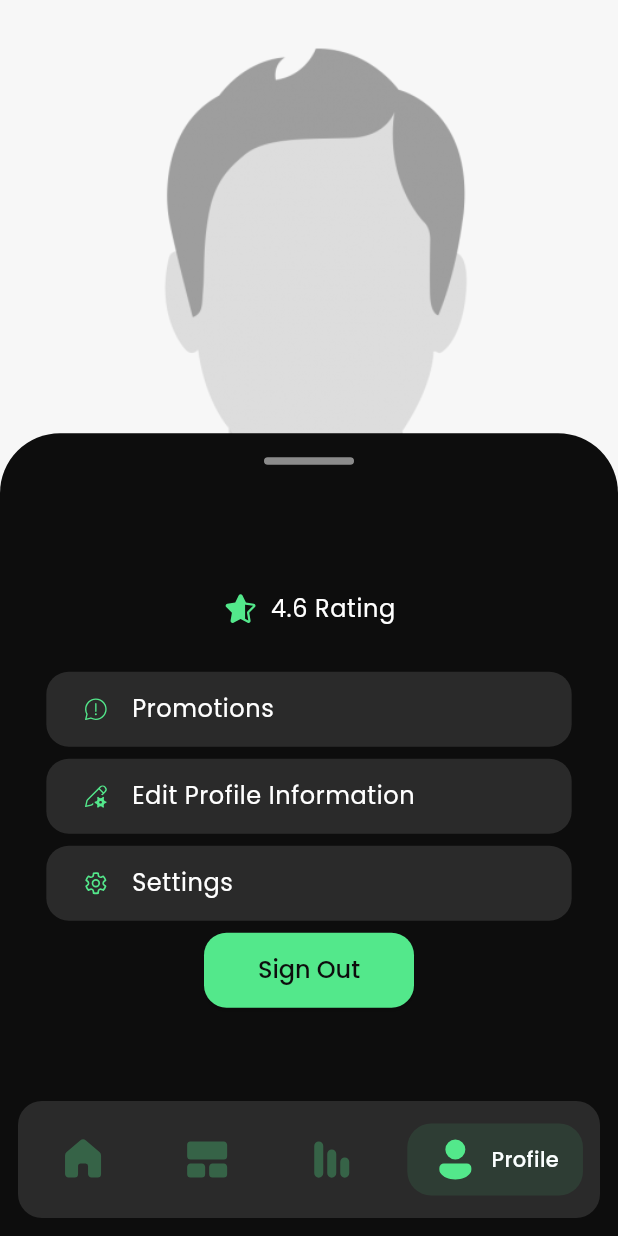
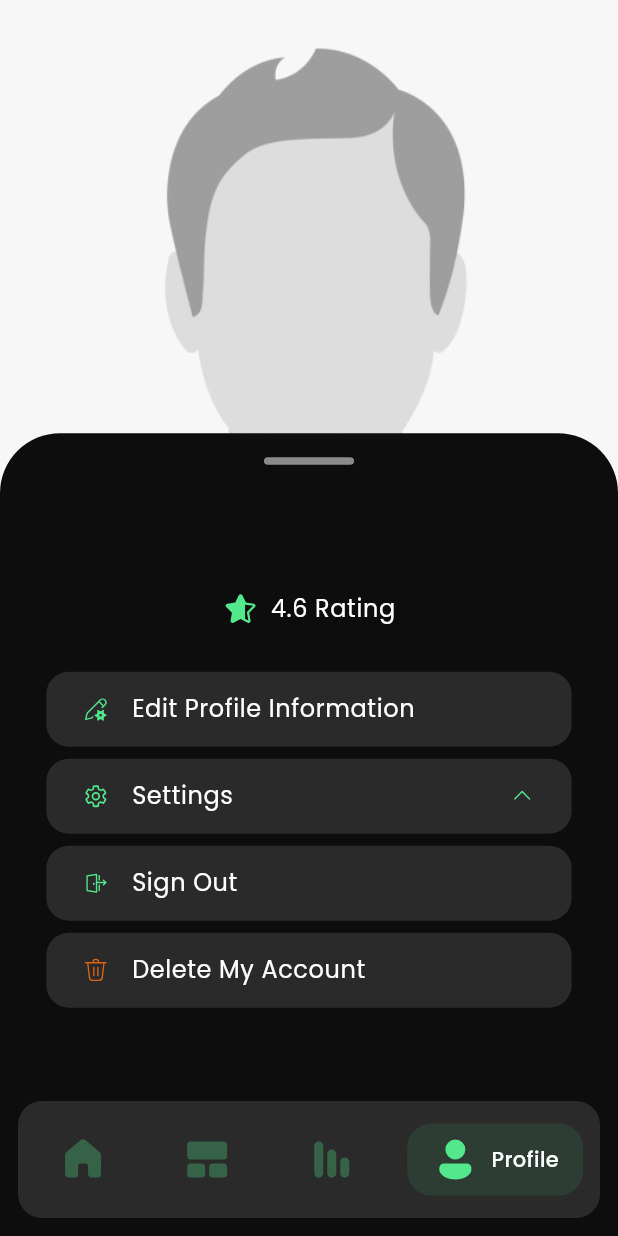
Before and after one commit to chamodperera/agrilink, a Flutter app: the screen it shows once a user with an empty profile is signed in, item 4 of the bottom bar chosen, after a tap on "Settings", on a phone screen of 412 x 824 dp. Run offline on Flutter 3.47's test engine with Material 3 defaults, Android fonts, the phone set to English and light mode, and no system bars; our stand-ins replace cloud_firestore, envied, file_picker, firebase_auth, firebase_core, firebase_storage and 8 more; accounts and stored records are empty; generated files the repository leaves out were written again; project files that could hold a hidden picture were left out.

```diff
--- a/lib/models/offers_model.dart
+++ b/lib/models/offers_model.dart
@@ -1,6 +1,6 @@
 class Offer {
   final String uid;
-  final String name;
+  String name;
   final String category;
   final String avatar;
   final String rating;
--- a/lib/models/user_model.dart
+++ b/lib/models/user_model.dart
@@ -2,13 +2,13 @@ import 'package:cloud_firestore/cloud_firestore.dart';
 
 class UserModel {
   final String uid;
-  final String email;
-  final String firstName;
-  final String lastName;
-  final String phone;
+  String email;
+  String firstName;
+  String lastName;
+  String phone;
   final List<String> roles;
   final String location;
-  final String? imageUrl;
+  String imageUrl;
 
   UserModel({
     required this.uid,
@@ -18,7 +18,7 @@ class UserModel {
     required this.phone,
     required this.roles,
     required this.location,
-    this.imageUrl,
+    required this.imageUrl,
   });
 
   // Factory method to create a UserModel from Firestore data
--- a/lib/screens/main/profile.dart
+++ b/lib/screens/main/profile.dart
@@ -1,37 +1,37 @@
+import 'package:agrilink/widgets/buttons/category_button_green.dart';
+import 'package:agrilink/widgets/draggable_widget.dart';
+import 'package:flutter/material.dart';
+import 'package:provider/provider.dart';
+import 'package:agrilink/providers/auth_provider.dart';
 import 'package:agrilink/routes/auth_wrapper.dart';
-import 'package:agrilink/widgets/buttons/category_button_green.dart';
 import 'package:agrilink/widgets/buttons/primary_button_dark.dart';
 import 'package:agrilink/widgets/buttons/settings_button.dart';
-import 'package:agrilink/widgets/draggable_widget.dart';
 import 'package:fluentui_system_icons/fluentui_system_icons.dart';
-import 'package:flutter/material.dart';
-import 'package:provider/provider.dart'; // Import provider
-import '../../providers/auth_provider.dart'; // Import AuthProvider
+import '../profile/edit_profile.dart';
+
 
 class ProfileScreen extends StatefulWidget {
   final Function(Locale) changeLanguage;
 
-  ProfileScreen({required this.changeLanguage});
+  const ProfileScreen({Key? key, required this.changeLanguage}) : super(key: key);
 
   @override
   _ProfileScreenState createState() => _ProfileScreenState();
 }
 
 class _ProfileScreenState extends State<ProfileScreen> {
+  bool _isSettingsExpanded = false; // Ensure the state is properly initialized
+
   @override
   Widget build(BuildContext context) {
+    // Mocked authProvider for example purposes
+    final authProvider = Provider.of<AuthProvider>(context);
     final theme = Theme.of(context);
-    final authProvider =
-        Provider.of<AuthProvider>(context); // Access AuthProvider
 
-    // Fetch the user model from AuthProvider
     final user = authProvider.user;
 
-    // Check if user is available
     if (user == null) {
-      return const Center(
-          child:
-              CircularProgressIndicator()); // Show loading indicator if user is null
+      return const Center(child: CircularProgressIndicator());
     }
 
     return Scaffold(
@@ -43,8 +43,7 @@ class _ProfileScreenState extends State<ProfileScreen> {
               image: DecorationImage(
                 image: user.imageUrl != null && user.imageUrl!.isNotEmpty
                     ? NetworkImage(user.imageUrl!)
-                    : const AssetImage('assets/users/user.png')
-                        as ImageProvider, // Default image
+                    : const AssetImage('assets/users/user.png') as ImageProvider,
                 alignment: Alignment.topCenter,
                 fit: BoxFit.cover,
               ),
@@ -96,24 +95,35 @@ class _ProfileScreenState extends State<ProfileScreen> {
               ),
               const SizedBox(height: 30),
               SettingsButton(
-                text: 'Promotions',
-                icon: FluentIcons.chat_warning_20_regular,
-                onPressed: () {},
-              ),
-              const SizedBox(height: 8),
-              SettingsButton(
                 text: 'Edit Profile Information',
                 icon: FluentIcons.edit_settings_20_regular,
-                onPressed: () {},
+                iconColor: theme.colorScheme.primary,
+                onPressed: () {
+                  Navigator.of(context).push(
+                    MaterialPageRoute(
+                      builder: (context) => EditProfilePage(),
+                    ),
+                  );
+                },
               ),
               const SizedBox(height: 8),
               SettingsButton(
                 text: "Settings",
                 icon: FluentIcons.settings_16_regular,
-                onPressed: () {},
+                iconColor: theme.colorScheme.primary,
+                isDropdown: true,
+                isExpanded: _isSettingsExpanded,
+                onPressed: () {
+                  setState(() {
+                    _isSettingsExpanded = !_isSettingsExpanded;
+
+                  });
+                },
               ),
+              if (_isSettingsExpanded) ...[
                 const SizedBox(height: 8),
-              PrimaryButtonDark(
+                SettingsButton(
+                  icon: FluentIcons.sign_out_20_regular,
                   text: 'Sign Out',
                   onPressed: () async {
                     try {
@@ -121,8 +131,8 @@ class _ProfileScreenState extends State<ProfileScreen> {
                       Navigator.of(context).pushReplacement(
                         MaterialPageRoute(
                           builder: (context) => AuthWrapper(
-                            changeLanguage: widget
-                                .changeLanguage), // Navigate to login screen
+                            changeLanguage: widget.changeLanguage,
+                          ),
                         ),
                       );
                     } catch (e) {
@@ -132,6 +142,51 @@ class _ProfileScreenState extends State<ProfileScreen> {
                     }
                   },
                 ),
+                const SizedBox(height: 8),
+                SettingsButton(
+                  text: "Delete My Account",
+                  icon: FluentIcons.delete_20_regular,
+                  iconColor: theme.colorScheme.error,
+                  onPressed: () async {
+                    bool confirm = await showDialog(
+                      context: context,
+                      builder: (context) => AlertDialog(
+                        title: const Text('Delete Account'),
+                        content: const Text(
+                            'Are you sure you want to delete your account? This action cannot be undone.'),
+                        actions: [
+                          TextButton(
+                            onPressed: () =>
+                                Navigator.of(context).pop(false),
+                            child: const Text('Cancel'),
+                          ),
+                          TextButton(
+                            onPressed: () =>
+                                Navigator.of(context).pop(true),
+                            child: const Text('Delete'),
+                          ),
+                        ],
+                      ),
+                    );
+                    if (confirm) {
+                      try {
+                        // await authProvider.deleteAccount(); // Call delete account method
+                        Navigator.of(context).pushReplacement(
+                          MaterialPageRoute(
+                            builder: (context) => AuthWrapper(
+                                changeLanguage:
+                                    widget.changeLanguage), // Navigate to login screen
+                          ),
+                        );
+                      } catch (e) {
+                        ScaffoldMessenger.of(context).showSnackBar(
+                          SnackBar(content: Text('Failed to delete account: $e')),
+                        );
+                      }
+                    }
+                  },
+                ),
+              ],
             ],
           ),
         ],
--- a/lib/widgets/buttons/settings_button.dart
+++ b/lib/widgets/buttons/settings_button.dart
@@ -1,15 +1,22 @@
+import 'package:fluentui_system_icons/fluentui_system_icons.dart';
 import 'package:flutter/material.dart';
 
 class SettingsButton extends StatelessWidget {
   final String text;
   final VoidCallback onPressed;
   final IconData icon;
+  final Color iconColor;
+  final bool isExpanded;
+  final bool isDropdown;
 
   const SettingsButton({
     Key? key,
     required this.text,
     required this.icon,
     required this.onPressed,
+    this.iconColor = const Color(0xFF53E88B),
+    this.isExpanded = false,
+    this.isDropdown = false,
   }) : super(key: key);
 
   @override
@@ -31,12 +38,23 @@ class SettingsButton extends StatelessWidget {
             ),
             child: Row(
               children: [
-                Icon(icon, color: theme.colorScheme.primary),
+                Icon(icon, color: iconColor),
                 const SizedBox(width: 15),
                 Text(text,
                     style: theme.textTheme.bodySmall?.copyWith(
                       fontSize: 16,
                     )),
+                if (isDropdown) ...[
+                  const Spacer(),
+                  AnimatedRotation(
+                    turns: isExpanded ? 0.5 : 0.0,
+                    duration: Duration(milliseconds: 200),
+                    child: Icon(
+                      FluentIcons.chevron_down_20_regular,
+                      color: theme.colorScheme.primary,
+                    ),
+                  ),
+                ],
               ],
             ),
           ),
--- a/lib/widgets/form/image_input.dart
+++ b/lib/widgets/form/image_input.dart
@@ -28,7 +28,7 @@ class _ImageInputWidgetState extends State<ImageInputWidget> {
       // Handle web image picking
       final result = await FilePicker.platform.pickFiles(
         type: FileType.custom,
-        allowedExtensions: ['png', 'jpg', 'jpeg'], // Restrict to PNG and JPG
+        allowedExtensions: ['jpg', 'jpeg'], // Restrict to PNG and JPG
       );
 
       if (result != null && result.files.single.bytes != null) {
```
Also changed, not shown: assets/lang/en.json (+11 -1 lines), assets/lang/si.json (+13 -1 lines), lib/providers/auth_provider.dart (+81 -0 lines), lib/screens/main/dashboard.dart (+10 -8 lines), lib/screens/main/services.dart (+9 -7 lines), lib/screens/profile/edit_profile.dart (added, +216 -0 lines), lib/widgets/cards/offer_card.dart (+5 -2 lines). Lines whose indentation alone changed are shown as unchanged.
